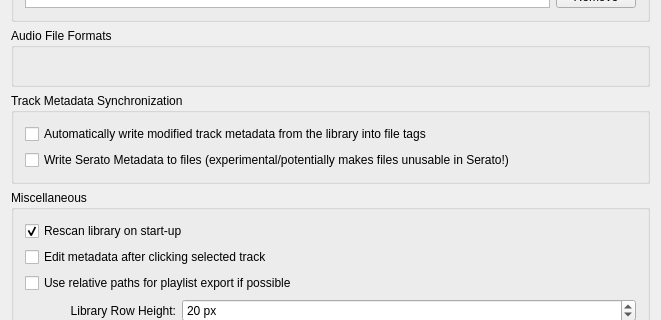
mixxxdj/mixxx, file src/preferences/dialog/dlgpreflibrarydlg.ui: the form before one commit; both pictures show x 0 to 661 and y 132 to 452 of the 661 by 1203 pixel window.
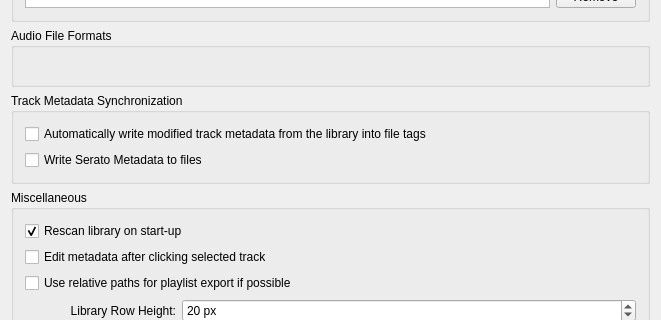
The form after the commit.

Commit message: DlgPrefLibrary: Display warning QQMessageBox when enabling Serato Export

What changed in the file:
```diff
--- a/src/preferences/dialog/dlgpreflibrarydlg.ui
+++ b/src/preferences/dialog/dlgpreflibrarydlg.ui
@@ -141,7 +141,7 @@
       <item row="1" column="0">
        <widget class="QCheckBox" name="checkBox_SeratoMetadataExport">
         <property name="text">
-         <string>Write Serato Metadata to files (experimental/potentially makes files unusable in Serato!)</string>
+         <string>Write Serato Metadata to files</string>
         </property>
        </widget>
       </item>
```
The commit also changes 2 other files.
